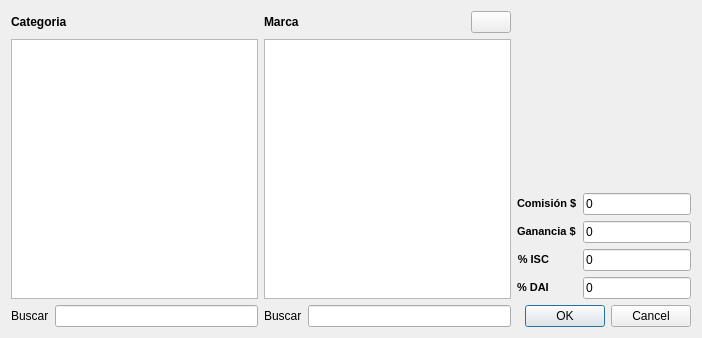
This is src/ui/articulos.ui in armonge/EsquipulasPy as Qt 5 draws it before an edit. The edited form follows.
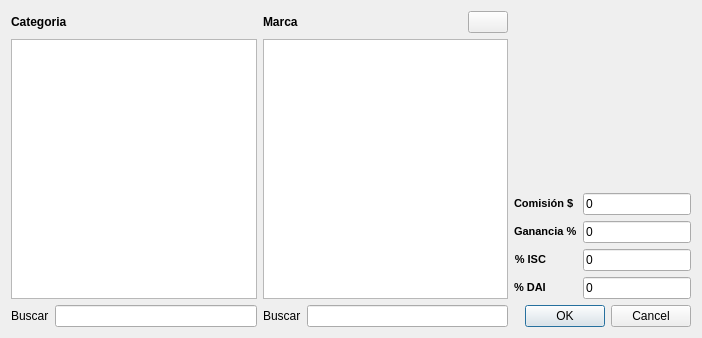
This is the edited form. Icons and pictures are not drawn.

Commit message: La ganancia es en % y la habia puesto en $

```diff
--- a/src/ui/articulos.ui
+++ b/src/ui/articulos.ui
@@ -158,7 +158,7 @@
 &lt;html&gt;&lt;head&gt;&lt;meta name=&quot;qrichtext&quot; content=&quot;1&quot; /&gt;&lt;style type=&quot;text/css&quot;&gt;
 p, li { white-space: pre-wrap; }
 &lt;/style&gt;&lt;/head&gt;&lt;body style=&quot; font-family:'MS Shell Dlg 2'; font-size:8.25pt; font-weight:400; font-style:normal;&quot;&gt;
-&lt;p style=&quot; margin-top:0px; margin-bottom:0px; margin-left:0px; margin-right:0px; -qt-block-indent:0; text-indent:0px;&quot;&gt;&lt;span style=&quot; font-weight:600;&quot;&gt;Ganancia $&lt;/span&gt;&lt;/p&gt;&lt;/body&gt;&lt;/html&gt;</string>
+&lt;p style=&quot; margin-top:0px; margin-bottom:0px; margin-left:0px; margin-right:0px; -qt-block-indent:0; text-indent:0px;&quot;&gt;&lt;span style=&quot; font-size:8pt; font-weight:600;&quot;&gt;Ganancia %&lt;/span&gt;&lt;/p&gt;&lt;/body&gt;&lt;/html&gt;</string>
        </property>
        <property name="buddy">
         <cstring>txtProfit</cstring>
```
The commit also changes 1 other file.
